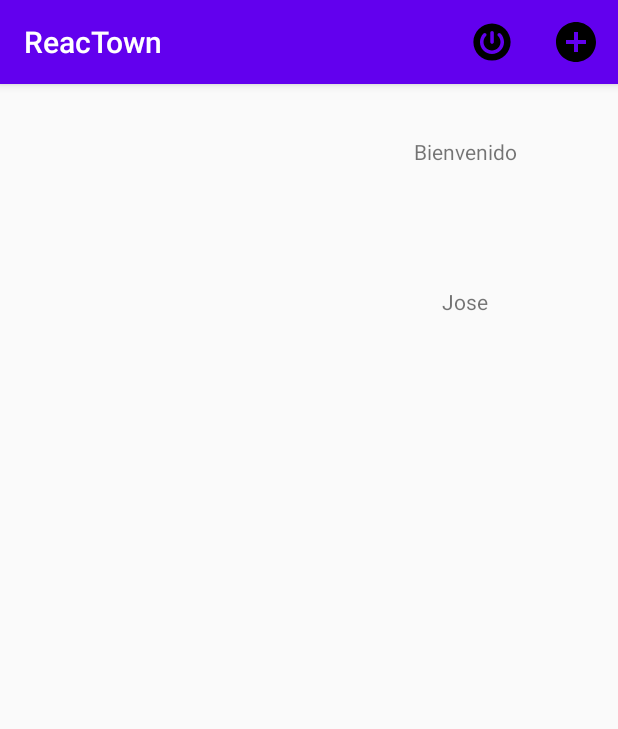
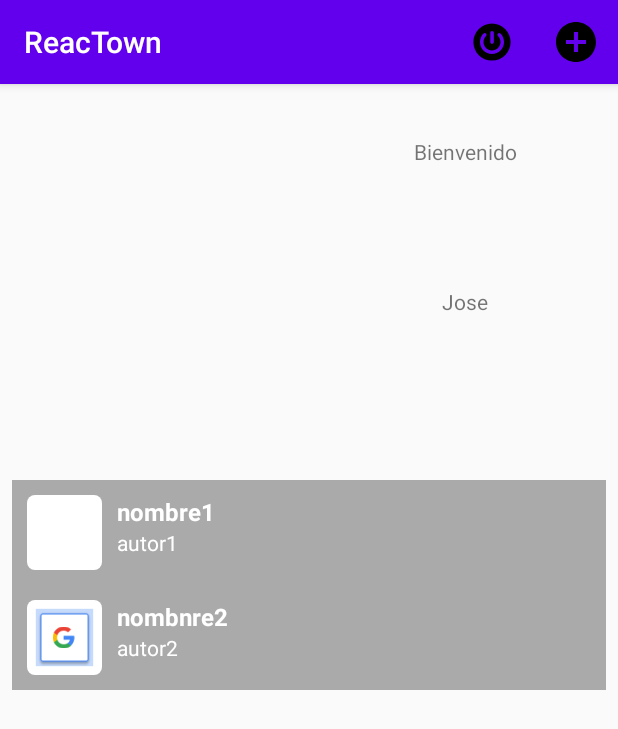
Before and after one commit to josefoons/ReacTown, an Android app: the Listado screen opened through its navigation route, on a phone screen of 412 x 824 dp. Shown: the top 729 px of the screen. Run offline under Robolectric (Android 15) with nearby library versions, the phone set to English and light mode, and no system bars; our stand-ins replace Firebase (no records; nobody signed in at launch, a user with empty details on screens opened directly).

Commit message:
RecyclerView provisional para adaptar cuando se pueda subir datos.

```diff
--- a/app/build.gradle
+++ b/app/build.gradle
@@ -50,4 +50,10 @@ dependencies {
     androidTestImplementation 'androidx.test.ext:junit:1.1.1'
     androidTestImplementation 'androidx.test.espresso:espresso-core:3.2.0'
     implementation 'com.google.firebase:firebase-auth:19.3.0'
+
+    //recicler
+    implementation "androidx.recyclerview:recyclerview:1.1.0"
+    // For control over item selection of both touch and mouse driven selection
+    implementation "androidx.recyclerview:recyclerview-selection:1.1.0-rc01"
+
 }
--- /dev/null
+++ b/app/src/main/java/es/josefons/reactown/ItemClickListener.java
@@ -0,0 +1,7 @@
+package es.josefons.reactown;
+
+import android.view.View;
+
+public interface ItemClickListener {
+    void onClick(View view, int position);
+}
--- /dev/null
+++ b/app/src/main/java/es/josefons/reactown/ItemListado.java
@@ -0,0 +1,46 @@
+package es.josefons.reactown;
+
+public class ItemListado {
+
+    private int icon;
+    private String id, name, autor;
+
+    public ItemListado(String id, int icon, String name, String autor) {
+        this.id = id;
+        this.icon = icon;
+        this.name = name;
+        this.autor = autor;
+    }
+
+    public String getId() {
+        return id;
+    }
+
+    public void setId(String id) {
+        this.id = id;
+    }
+
+    public int getIcon() {
+        return icon;
+    }
+
+    public void setIcon(int icon) {
+        this.icon = icon;
+    }
+
+    public String getName() {
+        return name;
+    }
+
+    public void setName(String name) {
+        this.name = name;
+    }
+
+    public String getAutor() {
+        return autor;
+    }
+
+    public void setAutor(String autor) {
+        this.autor = autor;
+    }
+}
--- /dev/null
+++ b/app/src/main/java/es/josefons/reactown/ItemListadoAdapter.java
@@ -0,0 +1,81 @@
+package es.josefons.reactown;
+
+import android.content.Context;
+import android.view.LayoutInflater;
+import android.view.View;
+import android.view.ViewGroup;
+import android.widget.ImageView;
+import android.widget.TextView;
+
+import androidx.annotation.NonNull;
+import androidx.recyclerview.widget.RecyclerView;
+
+import java.util.List;
+
+public class ItemListadoAdapter extends RecyclerView.Adapter<ItemListadoAdapter.ItemListadoViewHolder> {
+
+    private List<ItemListado> listado;
+    private Context contexto;
+    private ItemClickListener itemClickListener;
+
+    public ItemListadoAdapter(List<ItemListado> listado, Context contexto) {
+        this.listado = listado;
+        this.contexto = contexto;
+    }
+
+   /* @NonNull
+    @Override
+    public ItemListadoAdapter onCreateViewHolder(@NonNull ViewGroup parent, int viewType) {
+        View itemView = LayoutInflater.from(contexto).inflate(R.layout.layout_item_listado, parent, false);
+        return new ItemListadoAdapter(itemView);
+    }*/
+
+    @Override
+    public ItemListadoAdapter.ItemListadoViewHolder onCreateViewHolder(ViewGroup parent, int viewType) {
+        View itemView = LayoutInflater.from(contexto).inflate(R.layout.layout_item_listado, parent, false);
+        ItemListadoViewHolder vh = new ItemListadoViewHolder(itemView);
+        return vh;
+    }
+
+    /*@Override
+    public void onBindViewHolder(@NonNull ItemListadoAdapter.ItemListadoViewHolder holder, int position) {
+        holder.icono.setImageResource(listado.get(position).getIcon());
+        holder.nombre.setText(listado.get(position).getName());
+        holder.autor.setText(listado.get(position).getAutor());
+    }*/
+
+    @Override
+    public void onBindViewHolder(ItemListadoViewHolder holder, int position) {
+        holder.icono.setImageResource(listado.get(position).getIcon());
+        holder.nombre.setText(listado.get(position).getName());
+        holder.autor.setText(listado.get(position).getAutor());
+    }
+
+    public void setItemClickListener(ItemClickListener itemClickListener) {
+        this.itemClickListener = itemClickListener;
+    }
+
+    @Override
+    public int getItemCount() {
+        return listado.size();
+    }
+
+    public class ItemListadoViewHolder extends RecyclerView.ViewHolder implements View.OnClickListener {
+        ImageView icono;
+        TextView nombre, autor;
+
+        public ItemListadoViewHolder (View view) {
+            super(view);
+            icono = view.findViewById(R.id.listadoIcon);
+            nombre = view.findViewById(R.id.listadoName);
+            autor = view.findViewById(R.id.listadoAutor);
+        }
+
+        @Override
+        public void onClick(View view) {
+            if(itemClickListener != null) {
+                itemClickListener.onClick(view, getAdapterPosition());
+            }
+        }
+    }
+}
--- a/app/src/main/java/es/josefons/reactown/Listado.java
+++ b/app/src/main/java/es/josefons/reactown/Listado.java
@@ -9,6 +9,9 @@ import androidx.annotation.NonNull;
 import androidx.annotation.Nullable;
 import androidx.fragment.app.Fragment;
 import androidx.navigation.Navigation;
+import androidx.recyclerview.widget.DefaultItemAnimator;
+import androidx.recyclerview.widget.LinearLayoutManager;
+import androidx.recyclerview.widget.RecyclerView;
 
 import android.view.LayoutInflater;
 import android.view.Menu;
@@ -16,58 +19,33 @@ import android.view.MenuInflater;
 import android.view.MenuItem;
 import android.view.View;
 import android.view.ViewGroup;
+import android.widget.Toast;
 
 import com.google.firebase.auth.FirebaseAuth;
 import com.google.firebase.database.DatabaseReference;
 
+import java.util.ArrayList;
+import java.util.List;
 
-/**
- * A simple {@link Fragment} subclass.
- * Use the {@link Listado#newInstance} factory method to
- * create an instance of this fragment.
- */
-public class Listado extends Fragment {
-    // TODO: Rename parameter arguments, choose names that match
-    // the fragment initialization parameters, e.g. ARG_ITEM_NUMBER
-    private static final String ARG_PARAM1 = "param1";
-    private static final String ARG_PARAM2 = "param2";
-
-    // TODO: Rename and change types of parameters
-    private String mParam1;
-    private String mParam2;
+public class Listado extends Fragment implements ItemClickListener {
 
     private FirebaseAuth mAuth;
     private DatabaseReference mDatabase;
+
+    int[] iconList = {R.drawable.common_full_open_on_phone, R.drawable.common_google_signin_btn_icon_dark_focused};
+    String[] nameList = {"nombre1", "nombnre2"};
+    String[] autorList = {"autor1", "autor2"};
+    RecyclerView recyclerView;
+    ItemListadoAdapter itemListadoAdapter;
+    List<ItemListado> listadoList = new ArrayList<>();
 
     public Listado() {
         // Required empty public constructor
     }
 
-    /**
-     * Use this factory method to create a new instance of
-     * this fragment using the provided parameters.
-     *
-     * @param param1 Parameter 1.
-     * @param param2 Parameter 2.
-     * @return A new instance of fragment Listado.
-     */
-    // TODO: Rename and change types and number of parameters
-    public static Listado newInstance(String param1, String param2) {
-        Listado fragment = new Listado();
-        Bundle args = new Bundle();
-        args.putString(ARG_PARAM1, param1);
-        args.putString(ARG_PARAM2, param2);
-        fragment.setArguments(args);
-        return fragment;
-    }
-
     @Override
     public void onCreate(Bundle savedInstanceState) {
         super.onCreate(savedInstanceState);
-        if (getArguments() != null) {
-            mParam1 = getArguments().getString(ARG_PARAM1);
-            mParam2 = getArguments().getString(ARG_PARAM2);
-        }
 
         OnBackPressedCallback callback = new OnBackPressedCallback(true) {
             @Override
@@ -104,7 +82,25 @@ public class Listado extends Fragment {
     public void onViewCreated(@NonNull View view, @Nullable Bundle savedInstanceState) {
         super.onViewCreated(view, savedInstanceState);
         mAuth = FirebaseAuth.getInstance();
-        //TODO CODIGO AQUI
+        recyclerView = view.findViewById(R.id.recyclerView);
+
+        itemListadoAdapter = new ItemListadoAdapter(listadoList, getContext());
+        RecyclerView.LayoutManager layoutManager = new LinearLayoutManager(view.getContext(), LinearLayoutManager.VERTICAL, false);
+        recyclerView.setLayoutManager(layoutManager);
+
+        recyclerView.setItemAnimator(new DefaultItemAnimator());
+        recyclerView.setAdapter(itemListadoAdapter);
+        itemListadoAdapter.setItemClickListener(this);
+        itemListadoAdapter.notifyDataSetChanged();
+
+        for (int i = 0; i < iconList.length; i++) {
+            String name = nameList[i];
+            String autor = autorList[i];
+            int icon = iconList[i];
+
+            ItemListado itemaux = new ItemListado(Integer.toString(i), icon, name, autor);
+            listadoList.add(itemaux);
+        }
     }
 
     @Override
@@ -123,4 +119,12 @@ public class Listado extends Fragment {
 
         return super.onOptionsItemSelected(item);
     }
+
+    @Override
+    public void onClick(View view, int position) {
+        String id = listadoList.get(position).getId();
+        String name = listadoList.get(position).getName();
+
+        Toast.makeText(view.getContext(), name, Toast.LENGTH_SHORT).show();
+    }
 }
--- /dev/null
+++ b/app/src/main/res/drawable/fondo_item_listado.xml
@@ -0,0 +1,7 @@
+<?xml version="1.0" encoding="utf-8"?>
+<shape xmlns:android="http://schemas.android.com/apk/res/android">
+    <solid android:color="@android:color/white"/>
+    <corners android:radius="5dp"/>
+
+
+</shape>
--- a/app/src/main/res/layout/fragment_listado.xml
+++ b/app/src/main/res/layout/fragment_listado.xml
@@ -54,7 +54,10 @@
         android:id="@+id/recyclerView"
         android:layout_width="match_parent"
         android:layout_height="0dp"
+        android:layout_marginStart="8dp"
         android:layout_marginTop="32dp"
+        android:layout_marginEnd="8dp"
+        android:layout_marginBottom="8dp"
         app:layout_constraintBottom_toBottomOf="parent"
         app:layout_constraintEnd_toEndOf="parent"
         app:layout_constraintStart_toStartOf="parent"
--- /dev/null
+++ b/app/src/main/res/layout/layout_item_listado.xml
@@ -0,0 +1,42 @@
+<?xml version="1.0" encoding="utf-8"?>
+<RelativeLayout xmlns:android="http://schemas.android.com/apk/res/android"
+    android:layout_width="match_parent"
+    android:layout_height="wrap_content"
+    android:background="@android:color/darker_gray"
+    android:padding="10dp">
+
+    <ImageView
+        android:id="@+id/listadoIcon"
+        android:layout_width="50dp"
+        android:layout_height="50dp"
+        android:scaleType="centerCrop"
+        android:background="@drawable/fondo_item_listado"
+        android:padding="5dp"/>
+
+    <TextView
+        android:id="@+id/listadoName"
+        android:layout_width="wrap_content"
+        android:layout_height="wrap_content"
+        android:layout_toRightOf="@id/listadoIcon"
+        android:layout_toEndOf="@id/listadoIcon"
+        android:layout_marginLeft="10dp"
+        android:layout_marginStart="10dp"
+        android:textColor="@android:color/white"
+        android:textStyle="bold"
+        android:textSize="16sp"
+        android:text="Nombre"/>
+
+    <TextView
+        android:id="@+id/listadoAutor"
+        android:layout_width="wrap_content"
+        android:layout_height="wrap_content"
+        android:layout_toRightOf="@id/listadoIcon"
+        android:layout_toEndOf="@id/listadoIcon"
+        android:layout_marginLeft="10dp"
+        android:layout_marginStart="10dp"
+        android:layout_below="@id/listadoName"
+        android:textSize="14sp"
+        android:textColor="@android:color/white"
+        android:text="Autor"/>
+
+</RelativeLayout>
```
